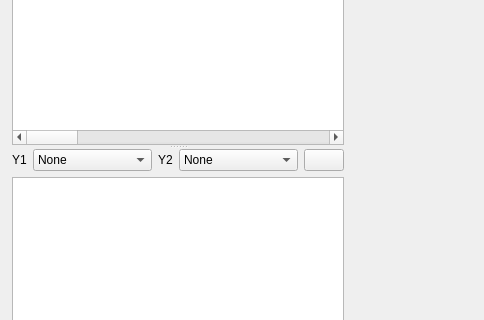
f4exb/sdrangel, file plugins/feature/radiosonde/radiosondegui.ui: the form before one commit; both pictures show x 0 to 484 and y 100 to 420 of the 484 by 732 pixel window.
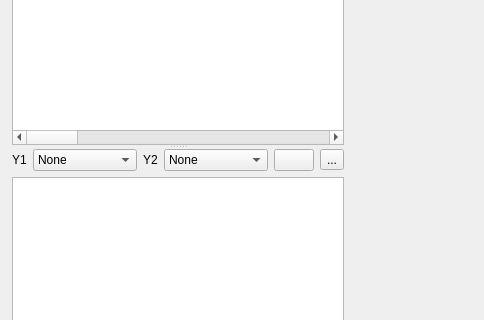
The form after the commit. Icons and pictures are not drawn. Custom widgets are drawn as their Qt base class.

Patch:
```diff
--- a/plugins/feature/radiosonde/radiosondegui.ui
+++ b/plugins/feature/radiosonde/radiosondegui.ui
@@ -399,6 +399,23 @@
             </property>
            </widget>
           </item>
+          <item>
+           <widget class="ButtonSwitch" name="feed">
+            <property name="toolTip">
+             <string>Enable feeding of received frames to SondeHub. Right click for settings.</string>
+            </property>
+            <property name="text">
+             <string>...</string>
+            </property>
+            <property name="icon">
+             <iconset resource="../../../sdrgui/resources/res.qrc">
+              <normaloff>:/txon.png</normaloff>:/txon.png</iconset>
+            </property>
+            <property name="checkable">
+             <bool>true</bool>
+            </property>
+           </widget>
+          </item>
          </layout>
         </item>
         <item>
@@ -419,6 +436,11 @@
   </widget>
  </widget>
  <customwidgets>
+  <customwidget>
+   <class>ButtonSwitch</class>
+   <extends>QToolButton</extends>
+   <header>gui/buttonswitch.h</header>
+  </customwidget>
   <customwidget>
    <class>RollupContents</class>
    <extends>QWidget</extends>
```
